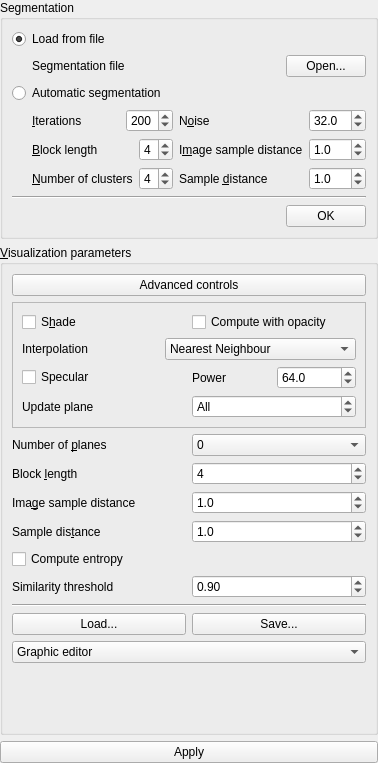
Qt form starviewer/src/extensions/playground/optimalviewpoint/optimalviewpointinputparametersformbase.ui (starviewer-medical/starviewer) before a commit.
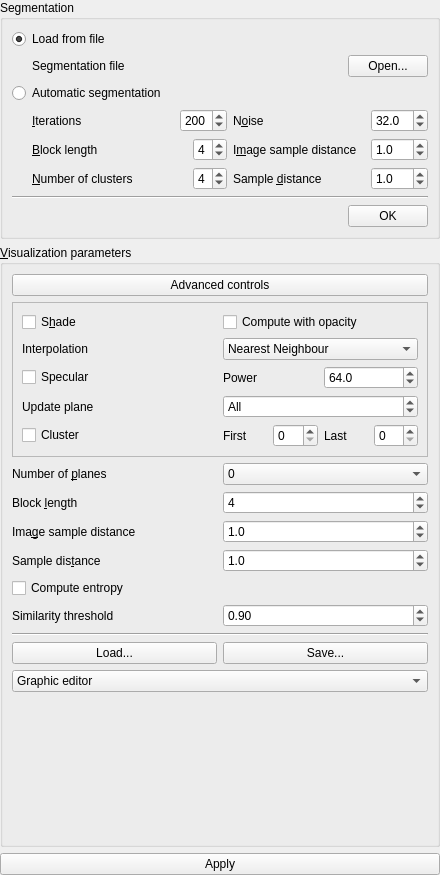
The same form after that commit. Custom widgets are drawn as their Qt base class.

Patch:
```diff
--- a/starviewer/src/extensions/playground/optimalviewpoint/optimalviewpointinputparametersformbase.ui
+++ b/starviewer/src/extensions/playground/optimalviewpoint/optimalviewpointinputparametersformbase.ui
@@ -5,8 +5,8 @@
    <rect>
     <x>0</x>
     <y>0</y>
-    <width>377</width>
-    <height>763</height>
+    <width>440</width>
+    <height>875</height>
    </rect>
   </property>
   <layout class="QVBoxLayout" >
@@ -66,9 +66,7 @@
          <item>
           <widget class="QLabel" name="m_segmentationFileLabel" >
            <property name="sizePolicy" >
-            <sizepolicy>
-             <hsizetype>5</hsizetype>
-             <vsizetype>5</vsizetype>
+            <sizepolicy vsizetype="Preferred" hsizetype="Preferred" >
              <horstretch>1</horstretch>
              <verstretch>0</verstretch>
             </sizepolicy>
@@ -104,7 +102,19 @@
          <property name="margin" >
           <number>0</number>
          </property>
-         <property name="spacing" >
+         <property name="topMargin" >
+          <number>0</number>
+         </property>
+         <property name="rightMargin" >
+          <number>0</number>
+         </property>
+         <property name="bottomMargin" >
+          <number>0</number>
+         </property>
+         <property name="horizontalSpacing" >
+          <number>6</number>
+         </property>
+         <property name="verticalSpacing" >
           <number>6</number>
          </property>
          <item rowspan="3" row="0" column="0" >
@@ -134,9 +144,7 @@
            <item>
             <widget class="QLabel" name="m_labelSegmentationBlockLength" >
              <property name="sizePolicy" >
-              <sizepolicy>
-               <hsizetype>7</hsizetype>
-               <vsizetype>5</vsizetype>
+              <sizepolicy vsizetype="Preferred" hsizetype="Expanding" >
                <horstretch>0</horstretch>
                <verstretch>0</verstretch>
               </sizepolicy>
@@ -178,9 +186,7 @@
            <item>
             <widget class="QLabel" name="m_labelSegmentationIterations" >
              <property name="sizePolicy" >
-              <sizepolicy>
-               <hsizetype>7</hsizetype>
-               <vsizetype>5</vsizetype>
+              <sizepolicy vsizetype="Preferred" hsizetype="Expanding" >
                <horstretch>0</horstretch>
                <verstretch>0</verstretch>
               </sizepolicy>
@@ -222,9 +228,7 @@
            <item>
             <widget class="QLabel" name="m_labelSegmentationNoise" >
              <property name="sizePolicy" >
-              <sizepolicy>
-               <hsizetype>7</hsizetype>
-               <vsizetype>5</vsizetype>
+              <sizepolicy vsizetype="Preferred" hsizetype="Expanding" >
                <horstretch>0</horstretch>
                <verstretch>0</verstretch>
               </sizepolicy>
@@ -269,9 +273,7 @@
            <item>
             <widget class="QLabel" name="m_labelSegmentationImageSampleDistance" >
              <property name="sizePolicy" >
-              <sizepolicy>
-               <hsizetype>7</hsizetype>
-               <vsizetype>5</vsizetype>
+              <sizepolicy vsizetype="Preferred" hsizetype="Expanding" >
                <horstretch>0</horstretch>
                <verstretch>0</verstretch>
               </sizepolicy>
@@ -319,9 +321,7 @@
            <item>
             <widget class="QLabel" name="m_labelSegmentationNumberOfClusters" >
              <property name="sizePolicy" >
-              <sizepolicy>
-               <hsizetype>7</hsizetype>
-               <vsizetype>5</vsizetype>
+              <sizepolicy vsizetype="Preferred" hsizetype="Expanding" >
                <horstretch>0</horstretch>
                <verstretch>0</verstretch>
               </sizepolicy>
@@ -363,9 +363,7 @@
            <item>
             <widget class="QLabel" name="m_labelSegmentationSampleDistance" >
              <property name="sizePolicy" >
-              <sizepolicy>
-               <hsizetype>7</hsizetype>
-               <vsizetype>5</vsizetype>
+              <sizepolicy vsizetype="Preferred" hsizetype="Expanding" >
                <horstretch>0</horstretch>
                <verstretch>0</verstretch>
               </sizepolicy>
@@ -423,9 +421,7 @@
         <item>
          <widget class="QLabel" name="m_numberOfClustersLabel" >
           <property name="sizePolicy" >
-           <sizepolicy>
-            <hsizetype>5</hsizetype>
-            <vsizetype>5</vsizetype>
+           <sizepolicy vsizetype="Preferred" hsizetype="Preferred" >
             <horstretch>1</horstretch>
             <verstretch>0</verstretch>
            </sizepolicy>
@@ -447,9 +443,7 @@
    <item>
     <widget class="QGroupBox" name="m_groupBoxVisualization" >
      <property name="sizePolicy" >
-      <sizepolicy>
-       <hsizetype>5</hsizetype>
-       <vsizetype>3</vsizetype>
+      <sizepolicy vsizetype="MinimumExpanding" hsizetype="Preferred" >
        <horstretch>0</horstretch>
        <verstretch>0</verstretch>
       </sizepolicy>
@@ -638,14 +632,46 @@
            </item>
           </layout>
          </item>
+         <item>
+          <layout class="QHBoxLayout" >
+           <item>
+            <widget class="QCheckBox" name="m_clusterCheckBox" >
+             <property name="text" >
+              <string>Cluster</string>
+             </property>
+            </widget>
+           </item>
+           <item>
+            <layout class="QHBoxLayout" >
+             <item>
+              <widget class="QLabel" name="m_clusterFirstLabel" >
+               <property name="text" >
+                <string>First</string>
+               </property>
+              </widget>
+             </item>
+             <item>
+              <widget class="QSpinBox" name="m_clusterFirstSpinBox" />
+             </item>
+             <item>
+              <widget class="QLabel" name="m_clusterLastLabel" >
+               <property name="text" >
+                <string>Last</string>
+               </property>
+              </widget>
+             </item>
+             <item>
+              <widget class="QSpinBox" name="m_clusterLastSpinBox" />
+             </item>
+            </layout>
+           </item>
+          </layout>
+         </item>
         </layout>
        </widget>
       </item>
       <item>
        <layout class="QHBoxLayout" >
-        <property name="margin" >
-         <number>0</number>
-        </property>
         <property name="spacing" >
          <number>6</number>
         </property>
@@ -710,9 +736,6 @@
       </item>
       <item>
        <layout class="QHBoxLayout" >
-        <property name="margin" >
-         <number>0</number>
-        </property>
         <property name="spacing" >
          <number>6</number>
         </property>
@@ -929,6 +952,18 @@
           <property name="spacing" >
            <number>6</number>
           </property>
+          <property name="leftMargin" >
+           <number>0</number>
+          </property>
+          <property name="topMargin" >
+           <number>0</number>
+          </property>
+          <property name="rightMargin" >
+           <number>0</number>
+          </property>
+          <property name="bottomMargin" >
+           <number>0</number>
+          </property>
           <item>
            <widget class="udg::QTransferFunctionEditorByGradient" native="1" name="m_gradientEditor" >
             <property name="statusTip" >
```
Left out of the diff: 424 changed lines with no effect on the pictures.
